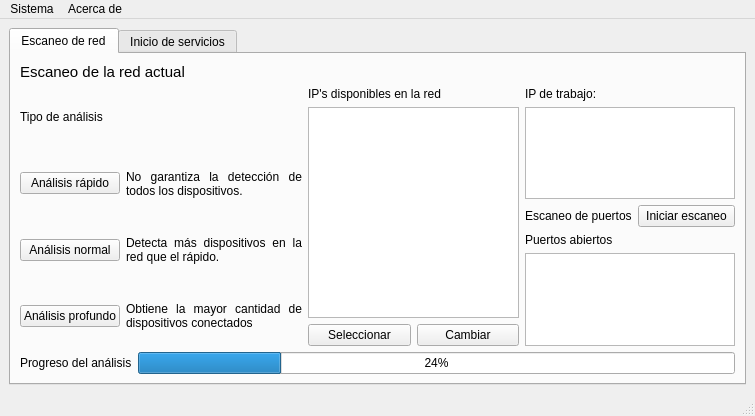
First picture: the form in NetworkScanner.ui, repository DaionKurt/Escaner-Red-PPI, before the edit.
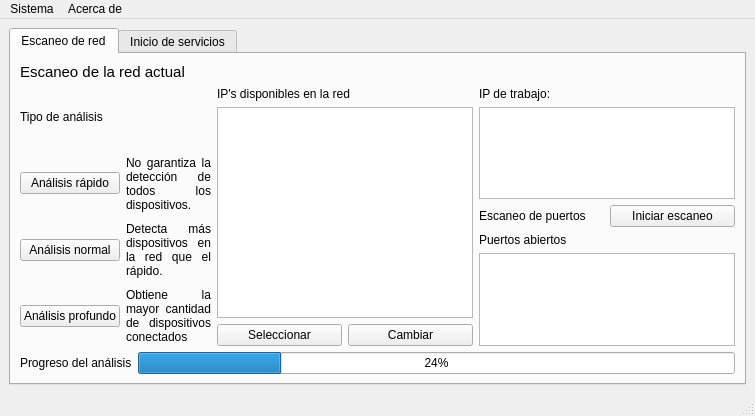
Second picture: the form after the edit. The open tabs and pages were chosen to show the change.

Commit message:
Avance GUI - Tabla de IP's disponibles
Ya funciona  el anexado de elementos en la tabla de IP's disponibles

What changed in the file:
```diff
--- a/NetworkScanner.ui
+++ b/NetworkScanner.ui
@@ -100,6 +100,18 @@
                   </item>
                   <item>
                    <widget class="QLabel" name="descr_an_rapido">
+                    <property name="sizePolicy">
+                     <sizepolicy hsizetype="Fixed" vsizetype="Preferred">
+                      <horstretch>0</horstretch>
+                      <verstretch>0</verstretch>
+                     </sizepolicy>
+                    </property>
+                    <property name="maximumSize">
+                     <size>
+                      <width>150</width>
+                      <height>16777215</height>
+                     </size>
+                    </property>
                     <property name="text">
                      <string>No garantiza la detección de todos los dispositivos.</string>
                     </property>
@@ -136,6 +148,18 @@
                   </item>
                   <item>
                    <widget class="QLabel" name="desc_an_normal">
+                    <property name="sizePolicy">
+                     <sizepolicy hsizetype="Fixed" vsizetype="Preferred">
+                      <horstretch>0</horstretch>
+                      <verstretch>0</verstretch>
+                     </sizepolicy>
+                    </property>
+                    <property name="maximumSize">
+                     <size>
+                      <width>150</width>
+                      <height>16777215</height>
+                     </size>
+                    </property>
                     <property name="text">
                      <string>Detecta más dispositivos en la red que el rápido.</string>
                     </property>
@@ -172,6 +196,18 @@
                   </item>
                   <item>
                    <widget class="QLabel" name="desc_an_profundo">
+                    <property name="sizePolicy">
+                     <sizepolicy hsizetype="Fixed" vsizetype="Preferred">
+                      <horstretch>0</horstretch>
+                      <verstretch>0</verstretch>
+                     </sizepolicy>
+                    </property>
+                    <property name="maximumSize">
+                     <size>
+                      <width>150</width>
+                      <height>16777215</height>
+                     </size>
+                    </property>
                     <property name="text">
                      <string>Obtiene la mayor cantidad de dispositivos conectados</string>
                     </property>
```
Left out of the diff: 4 changed lines with no effect on the pictures. The commit also changes 4 other files.
